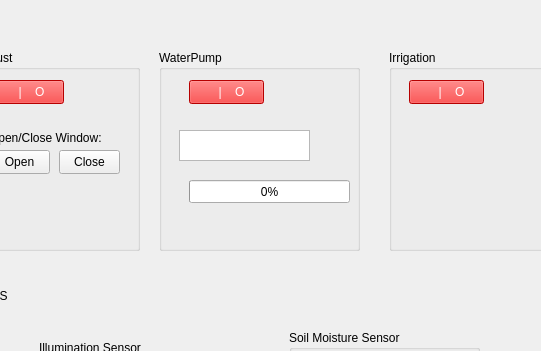
Before: the Qt Designer form mainwindow.ui in MaksPyvo/project3_section2_.Group7, drawn with Qt 5; both pictures show x 861 to 1402 and y 0 to 351 of the 1402 by 600 pixel window.
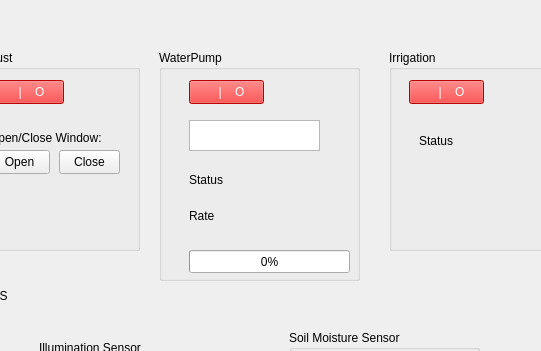
After: the same form once the commit is applied.

Diff of the .ui file:
```diff
--- a/mainwindow.ui
+++ b/mainwindow.ui
@@ -873,7 +873,7 @@
       <x>1020</x>
       <y>50</y>
       <width>201</width>
-      <height>201</height>
+      <height>231</height>
      </rect>
     </property>
     <property name="title">
@@ -882,8 +882,8 @@
     <widget class="QTextEdit" name="textEdit">
      <property name="geometry">
       <rect>
-       <x>20</x>
-       <y>80</y>
+       <x>30</x>
+       <y>70</y>
        <width>131</width>
        <height>31</height>
       </rect>
@@ -893,7 +893,7 @@
      <property name="geometry">
       <rect>
        <x>30</x>
-       <y>130</y>
+       <y>200</y>
        <width>161</width>
        <height>23</height>
       </rect>
@@ -918,6 +918,32 @@
       <string>   |    O</string>
      </property>
     </widget>
+    <widget class="QLabel" name="labelRate">
+     <property name="geometry">
+      <rect>
+       <x>30</x>
+       <y>140</y>
+       <width>151</width>
+       <height>51</height>
+      </rect>
+     </property>
+     <property name="text">
+      <string>Rate</string>
+     </property>
+    </widget>
+    <widget class="QLabel" name="labelStatusWtp">
+     <property name="geometry">
+      <rect>
+       <x>30</x>
+       <y>120</y>
+       <width>131</width>
+       <height>20</height>
+      </rect>
+     </property>
+     <property name="text">
+      <string>Status</string>
+     </property>
+    </widget>
    </widget>
    <widget class="QGroupBox" name="groupBox_6">
     <property name="geometry">
@@ -947,6 +973,19 @@
       <string>   |    O</string>
      </property>
     </widget>
+    <widget class="QLabel" name="labelStatusIrr">
+     <property name="geometry">
+      <rect>
+       <x>30</x>
+       <y>80</y>
+       <width>121</width>
+       <height>21</height>
+      </rect>
+     </property>
+     <property name="text">
+      <string>Status</string>
+     </property>
+    </widget>
    </widget>
    <widget class="QGroupBox" name="groupBox_7">
     <property name="geometry">
```
Left out of the diff: 2 changed lines with no effect on the pictures.
